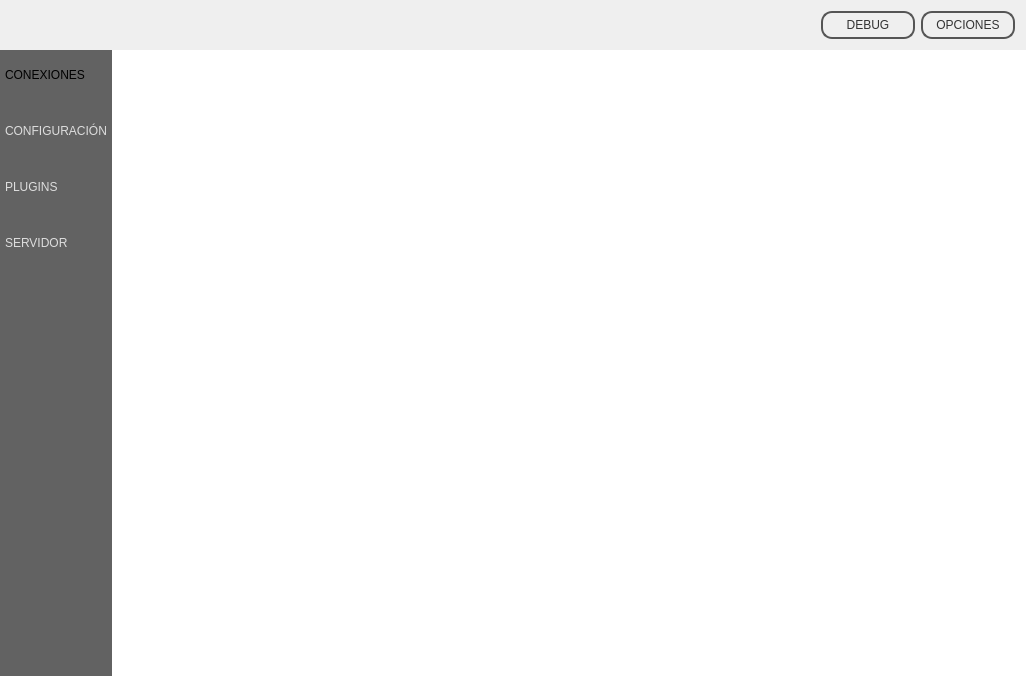
Before: the Qt Designer form client/stealth.ui in hryuk/stealth, drawn with Qt 5.
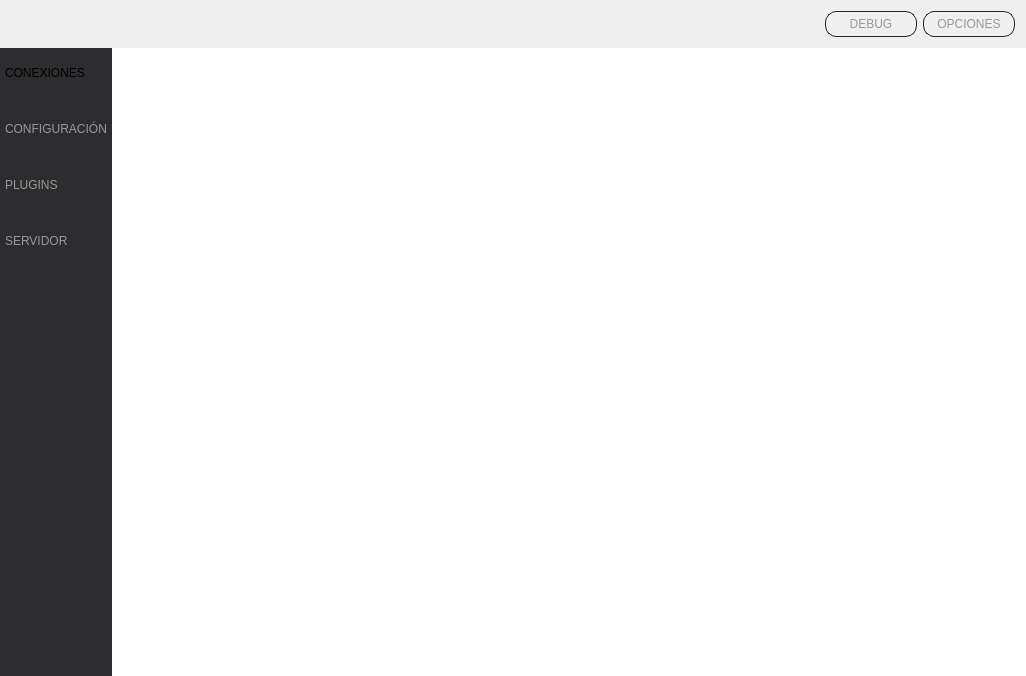
After: the same form once the commit is applied. Icons and pictures are not drawn.

```diff
--- a/client/stealth.ui
+++ b/client/stealth.ui
@@ -40,19 +40,21 @@
       <property name="styleSheet">
        <string notr="true">#leftFrame
 {
-	background-color:#626262;
+	background-color:#2d2d30;
 }
 
 QPushButton {
 
 text-align: left;
-color: #ddd;
+color: #999999;
 border: 0px solid #555;
 padding: 5px;
 background: qlineargradient(x1: 0, y1: 0, x2: 0, y2: 1,
-stop: 0 #a6a6a6, stop: 0.08 #7f7f7f,
-stop: 0.39999 #717171, stop: 0.4 #626262,
-stop: 0.9 #4c4c4c, stop: 1 #333333);
+stop: 0 #707070, 
+stop: 0.08 #555555,
+stop: 0.4 #2d2d30,
+stop: 0.97 #333333
+ stop: 1 #000000);
 min-width: 80px;
 }
 
@@ -133,7 +135,7 @@
          <item>
           <widget class="QPushButton" name="pushButton_5">
            <property name="enabled">
-            <bool>false</bool>
+            <bool>true</bool>
            </property>
            <property name="sizePolicy">
             <sizepolicy hsizetype="Expanding" vsizetype="Fixed">
@@ -164,7 +166,7 @@
             </size>
            </property>
            <property name="checkable">
-            <bool>false</bool>
+            <bool>true</bool>
            </property>
            <property name="autoExclusive">
             <bool>true</bool>
@@ -174,7 +176,7 @@
          <item>
           <widget class="QPushButton" name="pushButton_4">
            <property name="enabled">
-            <bool>false</bool>
+            <bool>true</bool>
            </property>
            <property name="sizePolicy">
             <sizepolicy hsizetype="Expanding" vsizetype="Fixed">
@@ -205,7 +207,7 @@
             </size>
            </property>
            <property name="checkable">
-            <bool>false</bool>
+            <bool>true</bool>
            </property>
            <property name="autoExclusive">
             <bool>true</bool>
@@ -215,7 +217,7 @@
          <item>
           <widget class="QPushButton" name="pushButton_2">
            <property name="enabled">
-            <bool>false</bool>
+            <bool>true</bool>
            </property>
            <property name="sizePolicy">
             <sizepolicy hsizetype="Expanding" vsizetype="Fixed">
@@ -246,7 +248,7 @@
             </size>
            </property>
            <property name="checkable">
-            <bool>false</bool>
+            <bool>true</bool>
            </property>
            <property name="autoExclusive">
             <bool>true</bool>
@@ -276,8 +278,36 @@
       <property name="styleSheet">
        <string notr="true">#centralFrame {
 border: none;
-background: white;
-}</string>
+	background-color: white;
+}
+
+#centralFrame QPushButton {
+color: #efefef;
+border: 1px solid #222222;
+border-radius: 8px;
+padding: 6px;
+background: qradialgradient(cx: 0.3, cy: -0.4,
+fx: 0.3, fy: -0.4,
+radius: 1.35, stop: 0  #707070, stop: 1 #2d2d30);
+min-width: 80px;
+}
+
+#centralFrame QPushButton:pressed {
+background: qradialgradient(cx: 0.4, cy: -0.1,
+fx: 0.4, fy: -0.1,
+radius: 1.35, stop: 0 #fff, stop: 1 #ddd);
+}
+
+#centralFrame QHeaderView::section {
+background: qradialgradient(cx: 0.3, cy: -0.4,
+fx: 0.3, fy: -0.4,
+radius: 1.35, stop: 0  #707070, stop: 1 #2d2d30);
+     color: #efefef;
+     padding: 4px;
+     border:0.5px solid black;
+border-radius: 2px;
+border-style: outset;
+ }</string>
       </property>
       <property name="frameShape">
        <enum>QFrame::StyledPanel</enum>
@@ -307,19 +337,21 @@
        <string notr="true">#topFrame {
 border: none;
 background: qlineargradient(x1: 0, y1: 0, x2: 0, y2: 1,
-stop: 0 #a6a6a6, stop: 0.08 #7f7f7f,
-stop: 0.39999 #717171, stop: 0.4 #626262,
-stop: 0.9 #4c4c4c, stop: 1 #333333);
+stop: 0 #707070, 
+stop: 0.08 #555555,
+stop: 0.4 #2d2d30,
+stop: 0.97 #333333,
+ stop: 1 #000000);
 }
 
 #topFrame QPushButton {
-color: #333;
-border: 2px solid #555;
+color: #999999;
+border: 1px solid #222222;
 border-radius: 11px;
 padding: 5px;
 background: qradialgradient(cx: 0.3, cy: -0.4,
 fx: 0.3, fy: -0.4,
-radius: 1.35, stop: 0 #fff, stop: 1 #888);
+radius: 1.35, stop: 0  #707070, stop: 1 #2d2d30);
 min-width: 80px;
 }
 
```
Left out of the diff: 18 changed lines with no effect on the pictures.
